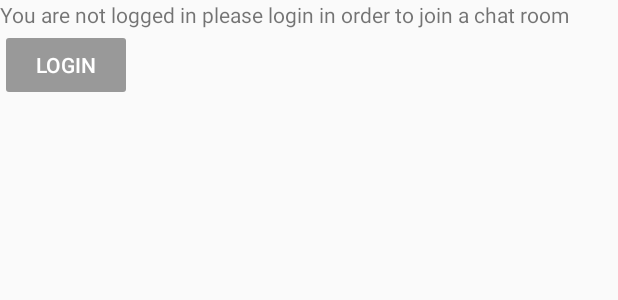
After one commit to JoseRNFaria/UdacityFriendlyChat, an Android app: the layout activity_start.xml on its own in the app's theme, with its tools: preview values and no code run, on a phone screen of 412 x 824 dp. The commit adds this screen. Shown: the top 300 px of the screen. Run offline under Robolectric (Android 15) with nearby library versions, the phone set to English and light mode, and no system bars.

Commit message:
Added Start Activity and LiveData

```diff
--- a/app/src/main/java/com/google/firebase/udacity/friendlychat/MessageAdapter.kt
+++ b/app/src/main/java/com/google/firebase/udacity/friendlychat/components/MessageAdapter.kt
@@ -1,4 +1,4 @@
-package com.google.firebase.udacity.friendlychat
+package com.google.firebase.udacity.friendlychat.components
 
 import android.app.Activity
 import android.content.Context
@@ -6,6 +6,8 @@ import android.view.View
 import android.view.ViewGroup
 import android.widget.ArrayAdapter
 import com.bumptech.glide.Glide
+import com.google.firebase.udacity.friendlychat.R
+import com.google.firebase.udacity.friendlychat.utils.FriendlyMessage
 import kotlinx.android.synthetic.main.item_message.view.*
 
 class MessageAdapter(context: Context, resource: Int, objects: List<FriendlyMessage>) : ArrayAdapter<FriendlyMessage>(context, resource, objects) {
--- a/app/src/main/java/com/google/firebase/udacity/friendlychat/utils/Constants.kt
+++ b/app/src/main/java/com/google/firebase/udacity/friendlychat/utils/Constants.kt
@@ -6,5 +6,9 @@ class Constants {
         const val ANONYMOUS = "anonymous"
         const val DEFAULT_MSG_LENGTH_LIMIT = 1000
         const val MSG_LENGTH_KEY = "msg_length"
+
+        const val RC_SIGN_IN = 1
+        const val USERNAME_PARAM="username"
+
     }
 }
--- a/app/src/main/java/com/google/firebase/udacity/friendlychat/FriendlyMessage.kt
+++ b/app/src/main/java/com/google/firebase/udacity/friendlychat/utils/FriendlyMessage.kt
@@ -13,6 +13,6 @@
  * See the License for the specific language governing permissions and
  * limitations under the License.
  */
-package com.google.firebase.udacity.friendlychat
+package com.google.firebase.udacity.friendlychat.utils
 
 data class FriendlyMessage(var text: String?=null, var name: String?=null, var photoUrl: String?=null)
--- a/app/src/main/res/layout/activity_main.xml
+++ b/app/src/main/res/layout/activity_chat.xml
@@ -8,7 +8,7 @@
     android:paddingLeft="@dimen/activity_horizontal_margin"
     android:paddingRight="@dimen/activity_horizontal_margin"
     android:paddingTop="@dimen/activity_vertical_margin"
-    tools:context="com.google.firebase.udacity.friendlychat.MainActivity">
+    tools:context="com.google.firebase.udacity.friendlychat.view.ChatActivity">
 
     <ListView
         android:id="@+id/message_list_view"
--- /dev/null
+++ b/app/src/main/res/layout/activity_start.xml
@@ -0,0 +1,22 @@
+<?xml version="1.0" encoding="utf-8"?>
+<LinearLayout xmlns:android="http://schemas.android.com/apk/res/android"
+    xmlns:tools="http://schemas.android.com/tools"
+    android:layout_width="match_parent"
+    android:layout_height="match_parent"
+    android:orientation="vertical"
+    tools:context=".view.StartActivity">
+
+
+    <TextView
+        android:id="@+id/login_text"
+        android:layout_width="wrap_content"
+        android:layout_height="wrap_content"
+        android:text="@string/start_Activity_text" />
+
+    <Button
+        android:id="@+id/login_button"
+        android:layout_width="wrap_content"
+        android:layout_height="wrap_content"
+        android:enabled="false"
+        android:text="@string/login_button" />
+</LinearLayout>
--- a/app/src/main/res/values/dimens.xml
+++ b/app/src/main/res/values/dimens.xml
@@ -2,4 +2,5 @@
     <!-- Default screen margins, per the Android Design guidelines. -->
     <dimen name="activity_horizontal_margin">16dp</dimen>
     <dimen name="activity_vertical_margin">16dp</dimen>
+    <dimen name="fab_margin">16dp</dimen>
 </resources>
--- a/app/src/main/res/values/strings.xml
+++ b/app/src/main/res/values/strings.xml
@@ -2,4 +2,8 @@
     <string name="app_name">Friendly Chat</string>
     <string name="sign_out">Sign Out</string>
     <string name="send_button_label">Send</string>
+    <string name="title_activity_start">StartActivity</string>
+
+    <string name="start_Activity_text">You are not logged in please login in order to join a chat room</string>
+    <string name="login_button">Login</string>
 </resources>
--- a/app/src/main/res/values/styles.xml
+++ b/app/src/main/res/values/styles.xml
@@ -16,4 +16,13 @@
         <item name="android:textColor">@color/colorTitle</item>
 
     </style>
+
+    <style name="AppTheme.NoActionBar">
+        <item name="windowActionBar">false</item>
+        <item name="windowNoTitle">true</item>
+    </style>
+
+    <style name="AppTheme.AppBarOverlay" parent="ThemeOverlay.AppCompat.Dark.ActionBar" />
+
+    <style name="AppTheme.PopupOverlay" parent="ThemeOverlay.AppCompat.Light" />
 </resources>
```
Also changed, not shown: app/build.gradle (+12 -6 lines), app/src/main/AndroidManifest.xml (+8 -3 lines), app/src/main/java/com/google/firebase/udacity/friendlychat/view/ChatActivity.kt (renamed from app/src/main/java/com/google/firebase/udacity/friendlychat/MainActivity.kt, +36 -55 lines), app/src/main/java/com/google/firebase/udacity/friendlychat/view/StartActivity.kt (added, +74 -0 lines), build.gradle (+6 -2 lines).
